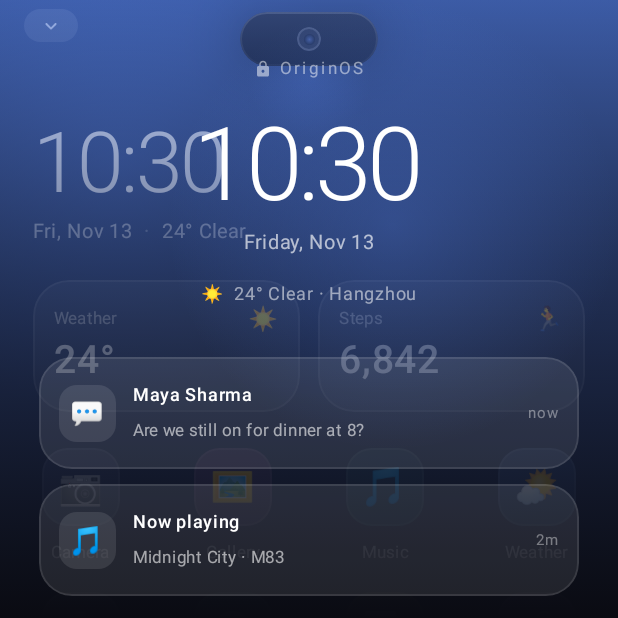
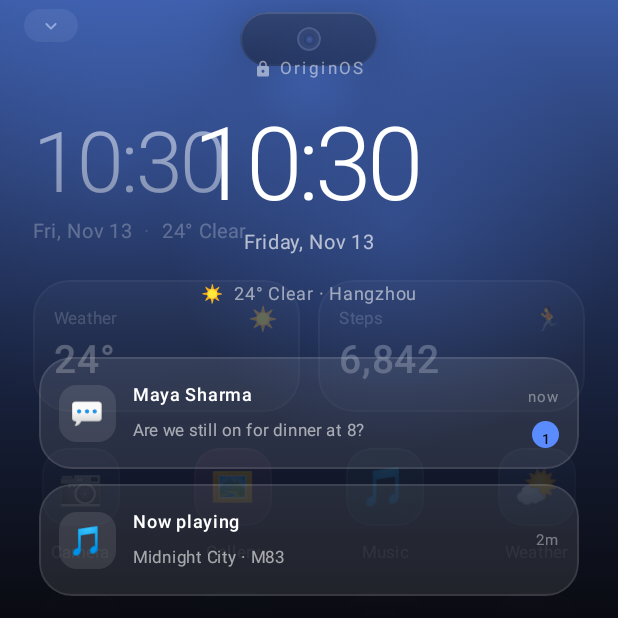
Before and after one commit to delulu007/originos7-demo, an Android app built with Jetpack Compose: the screen it shows after launch (MainActivity), on a phone screen of 412 x 824 dp, the top half of it. Run offline under Robolectric (Android 15) with nearby library versions, the phone set to English and light mode, and no system bars.

Commit message:
feat: swipe-down island dismissal and unread message badge

```diff
--- a/app/src/main/java/com/example/originos/IslandViewModel.kt
+++ b/app/src/main/java/com/example/originos/IslandViewModel.kt
@@ -46,6 +46,9 @@ class IslandViewModel : ViewModel() {
         private set
 
     var enabledToggles by mutableStateOf(setOf("wifi", "mobile", "rotate"))
+        private set
+
+    var unreadMessages by mutableStateOf(1)
         private set
 
     private var ticker: Job? = null
@@ -110,6 +113,7 @@ class IslandViewModel : ViewModel() {
     }
 
     fun incomingMessage() {
+        unreadMessages += 1
         launch(
             IslandContent.Message(
                 sender = "Maya Sharma",
@@ -120,6 +124,7 @@ class IslandViewModel : ViewModel() {
 
     fun replyToMessage() {
         val message = content as? IslandContent.Message ?: return
+        unreadMessages = 0
         content = message.copy(replied = true)
     }
 
--- a/app/src/main/java/com/example/originos/island/OriginIsland.kt
+++ b/app/src/main/java/com/example/originos/island/OriginIsland.kt
@@ -1,6 +1,7 @@
 package com.example.originos.island
 
 import androidx.compose.animation.AnimatedContent
+import androidx.compose.animation.core.Animatable
 import androidx.compose.animation.core.LinearEasing
 import androidx.compose.animation.core.RepeatMode
 import androidx.compose.animation.core.Spring
@@ -19,6 +20,7 @@ import androidx.compose.foundation.Canvas
 import androidx.compose.foundation.background
 import androidx.compose.foundation.border
 import androidx.compose.foundation.clickable
+import androidx.compose.foundation.gestures.detectVerticalDragGestures
 import androidx.compose.foundation.interaction.MutableInteractionSource
 import androidx.compose.foundation.layout.Arrangement
 import androidx.compose.foundation.layout.Box
@@ -51,6 +53,7 @@ import androidx.compose.material3.Text
 import androidx.compose.runtime.Composable
 import androidx.compose.runtime.getValue
 import androidx.compose.runtime.remember
+import androidx.compose.runtime.rememberCoroutineScope
 import androidx.compose.ui.Alignment
 import androidx.compose.ui.Modifier
 import androidx.compose.ui.draw.clip
@@ -62,12 +65,15 @@ import androidx.compose.ui.graphics.Brush
 import androidx.compose.ui.graphics.Color
 import androidx.compose.ui.graphics.StrokeCap
 import androidx.compose.ui.graphics.drawscope.Stroke
+import androidx.compose.ui.graphics.graphicsLayer
 import androidx.compose.ui.graphics.vector.ImageVector
+import androidx.compose.ui.input.pointer.pointerInput
 import androidx.compose.ui.text.font.FontWeight
 import androidx.compose.ui.text.style.TextOverflow
 import androidx.compose.ui.unit.Dp
 import androidx.compose.ui.unit.dp
 import androidx.compose.ui.unit.sp
+import kotlinx.coroutines.launch
 
 /**
  * The Origin Island: a black capsule that morphs into a live-activity card.
@@ -90,6 +96,7 @@ fun OriginIsland(
     onAccept: () -> Unit,
     onDecline: () -> Unit,
     onReply: () -> Unit,
+    onDismiss: () -> Unit,
     modifier: Modifier = Modifier,
 ) {
     val targetWidth = when {
@@ -132,8 +139,51 @@ fun OriginIsland(
     )
     val shape = RoundedCornerShape(corner)
     val interaction = remember { MutableInteractionSource() }
+    val scope = rememberCoroutineScope()
+    val dragOffset = remember { Animatable(0f) }
 
-    Box(modifier, contentAlignment = Alignment.TopCenter) {
+    // Swipe the island down to dismiss the current activity.
+    val dismissGesture = if (content is IslandContent.Idle) {
+        Modifier
+    } else {
+        Modifier.pointerInput(Unit) {
+            val threshold = 56.dp.toPx()
+            detectVerticalDragGestures(
+                onDragEnd = {
+                    if (dragOffset.value > threshold) {
+                        scope.launch {
+                            dragOffset.animateTo(
+                                targetValue = size.height * 1.5f,
+                                animationSpec = tween(durationMillis = 180),
+                            )
+                            onDismiss()
+                            dragOffset.snapTo(0f)
+                        }
+                    } else {
+                        scope.launch {
+                            dragOffset.animateTo(
+                                targetValue = 0f,
+                                animationSpec = spring(dampingRatio = 0.8f),
+                            )
+                        }
+                    }
+                },
+                onDragCancel = {
+                    scope.launch {
+                        dragOffset.animateTo(0f, spring(dampingRatio = 0.8f))
+                    }
+                },
+                onVerticalDrag = { change, amount ->
+                    change.consume()
+                    scope.launch {
+                        dragOffset.snapTo((dragOffset.value + amount).coerceAtLeast(0f))
+                    }
+                },
+            )
+        }
+    }
+
+    Box(modifier.then(dismissGesture), contentAlignment = Alignment.TopCenter) {
         // Ambient glow that hints at the accent colour.
         Box(
             Modifier
@@ -151,6 +201,7 @@ fun OriginIsland(
             modifier = Modifier
                 .width(width)
                 .height(height)
+                .graphicsLayer { translationY = dragOffset.value }
                 .shadow(elevation = 24.dp, shape = shape)
                 .clip(shape)
                 .background(
--- a/app/src/main/java/com/example/originos/ui/DemoRoot.kt
+++ b/app/src/main/java/com/example/originos/ui/DemoRoot.kt
@@ -58,6 +58,7 @@ fun DemoRoot(viewModel: IslandViewModel) {
             onAccept = viewModel::acceptCall,
             onDecline = viewModel::declineCall,
             onReply = viewModel::replyToMessage,
+            onDismiss = viewModel::dismiss,
             modifier = Modifier
                 .align(Alignment.TopCenter)
                 .statusBarsPadding()
@@ -85,6 +86,7 @@ fun DemoRoot(viewModel: IslandViewModel) {
         ) {
             LockScreen(
                 accent = accent,
+                unreadMessages = viewModel.unreadMessages,
                 onUnlock = viewModel::unlock,
             )
         }
--- a/app/src/main/java/com/example/originos/ui/LockScreen.kt
+++ b/app/src/main/java/com/example/originos/ui/LockScreen.kt
@@ -52,6 +52,7 @@ private val lockDateFormatter = DateTimeFormatter.ofPattern("EEEE, MMM d")
 @Composable
 fun LockScreen(
     accent: Color,
+    unreadMessages: Int,
     onUnlock: () -> Unit,
     modifier: Modifier = Modifier,
 ) {
@@ -165,6 +166,8 @@ fun LockScreen(
                 title = "Maya Sharma",
                 body = "Are we still on for dinner at 8?",
                 time = "now",
+                accent = accent,
+                unreadCount = unreadMessages,
             )
             Spacer(Modifier.height(10.dp))
             NotificationCard(
@@ -172,6 +175,7 @@ fun LockScreen(
                 title = "Now playing",
                 body = "Midnight City · M83",
                 time = "2m",
+                accent = accent,
             )
 
             Spacer(Modifier.weight(1f))
@@ -202,6 +206,8 @@ private fun NotificationCard(
     title: String,
     body: String,
     time: String,
+    accent: Color,
+    unreadCount: Int = 0,
 ) {
     Row(
         modifier = Modifier
@@ -240,10 +246,29 @@ private fun NotificationCard(
             )
         }
         Spacer(Modifier.width(8.dp))
-        Text(
-            text = time,
-            color = Color.White.copy(alpha = 0.4f),
-            fontSize = 10.sp,
-        )
+        Column(horizontalAlignment = Alignment.End) {
+            Text(
+                text = time,
+                color = Color.White.copy(alpha = 0.4f),
+                fontSize = 10.sp,
+            )
+            if (unreadCount > 0) {
+                Spacer(Modifier.height(4.dp))
+                Box(
+                    modifier = Modifier
+                        .size(18.dp)
+                        .clip(CircleShape)
+                        .background(accent),
+                    contentAlignment = Alignment.Center,
+                ) {
+                    Text(
+                        text = unreadCount.toString(),
+                        color = Color(0xFF0A0A0F),
+                        fontSize = 9.sp,
+                        fontWeight = FontWeight.SemiBold,
+                    )
+                }
+            }
+        }
     }
 }
```
Also changed, not shown: 1 other file.
